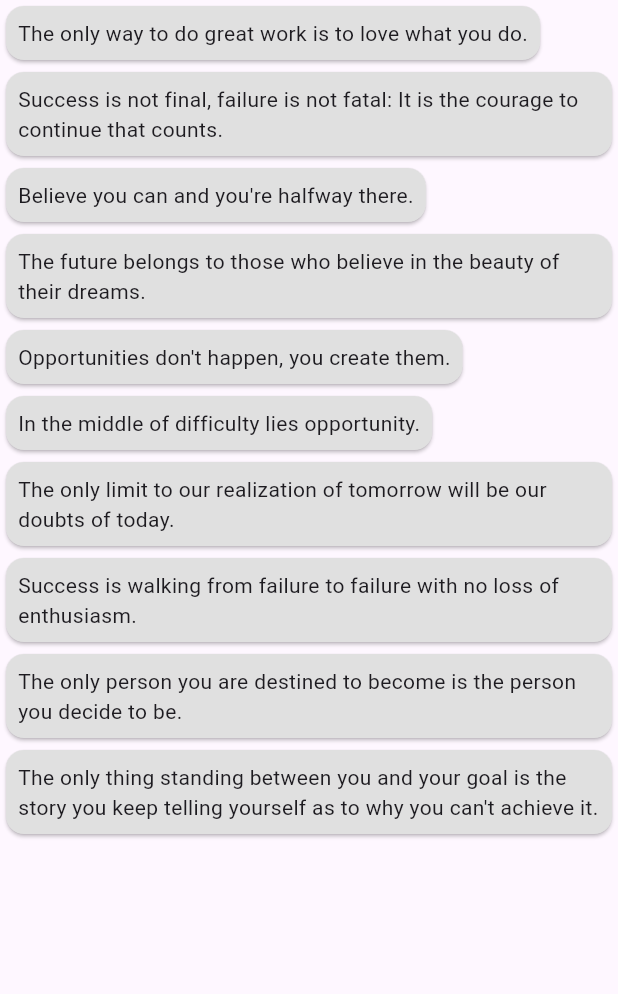
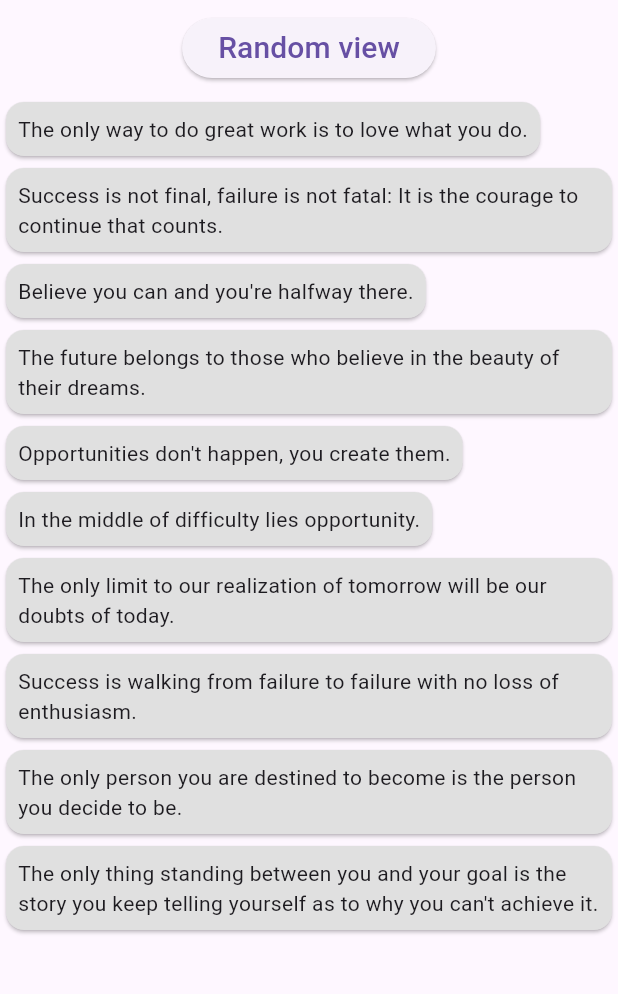
Before and after one commit to dutkaD/inspire_app, a Flutter app: the screen it shows after launch, on a phone screen of 412 x 824 dp, the part 84-1078 px from its top. Run offline on Flutter 3.47's test engine with Material 3 defaults, Android fonts, the phone set to English and light mode, and no system bars.

Commit message:
add states, shuffle and switch between views

```diff
--- a/lib/quote_choice.dart
+++ b/lib/quote_choice.dart
@@ -1,4 +1,5 @@
 import 'package:daily_quotes_app/quote_list.dart';
+import 'package:daily_quotes_app/service/inspirational_quote_service.dart';
 import 'package:flutter/material.dart';
 import 'model/inspirational_quote.dart';
 
@@ -12,8 +13,88 @@ class QuoteChoice extends StatefulWidget {
 }
 
 class _QuoteChoiceState extends State<QuoteChoice> {
+  final InspirationService service = InspirationService();
+  bool _showAll = true;
+
+  // we promise that it won't be null
+  late InspirationalQuote quote;
+
+  @override
+  initState() {
+    super.initState();
+    updateRandomQuote();
+  }
+
+  void updateRandomQuote() {
+    setState(() {
+      quote = service.getRandomQuote(widget.quotes);
+    });
+  }
+
+  void toggleShowAll() {
+    setState(() {
+      _showAll = !_showAll;
+    });
+  }
+
   @override
   Widget build(BuildContext context) {
-    return AllQuotesList(quotes: widget.quotes);
+    return Column(
+      children: [
+        Padding(
+          padding: const EdgeInsets.all(8.0),
+          child: ElevatedButton(
+              onPressed: () {
+                toggleShowAll();
+              },
+              child: Text(
+                _showAll ? "Random view" : "All quotes",
+                style: const TextStyle(fontSize: 20),
+              )),
+        ),
+        _showAll
+            ? AllQuotesList(quotes: widget.quotes)
+            : Column(
+                mainAxisAlignment: MainAxisAlignment.center,
+                children: [
+                  Center(
+                    child: Card(
+                      color: const Color.fromRGBO(239, 142, 252, 0.2),
+                      child: Padding(
+                        padding: const EdgeInsets.all(8.0),
+                        child: Column(
+                          children: [
+                            const Text("Random Quote"),
+                            Column(
+                              children: [
+                                IconButton(
+                                    onPressed: () {
+                                      updateRandomQuote();
+                                    },
+                                    icon: const Icon(Icons.rotate_right_sharp)),
+                                Column(
+                                  children: [
+                                    Text(
+                                      quote.text,
+                                      textAlign: TextAlign.center,
+                                      style: const TextStyle(fontSize: 35),
+                                    ),
+                                    Text(
+                                      quote.author,
+                                      style: const TextStyle(color: Colors.white, fontSize: 25),
+                                    )
+                                  ],
+                                ),
+                              ],
+                            ),
+                          ],
+                        ),
+                      ),
+                    ),
+                  ),
+                ],
+              ),
+      ],
+    );
   }
 }
```
